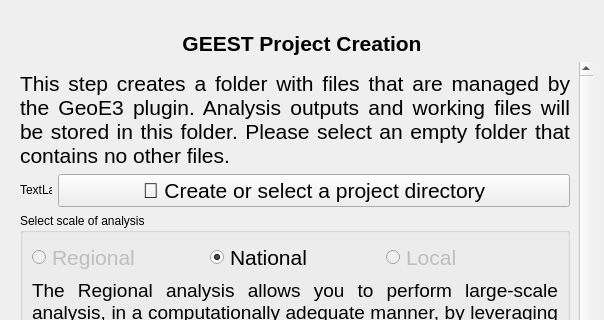
This is geest/ui/create_project_panel_base.ui in worldbank/GEEST as Qt 5 draws it before an edit; both pictures show x 0 to 604 and y 0 to 320 of the 604 by 1009 pixel window. The edited form follows.
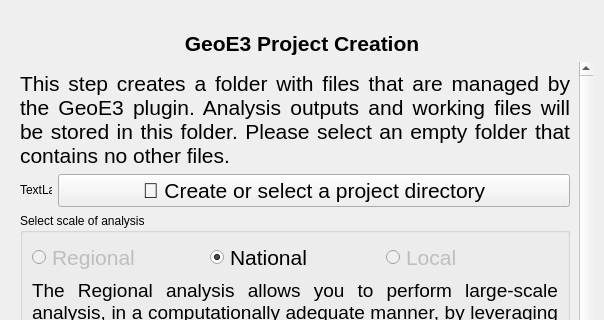
This is the edited form. Icons and pictures are not drawn. Custom widgets are drawn as their Qt base class.

Commit message: Update project references from GEEST to GeoE3 in UI files

Patch:
```diff
--- a/geest/ui/create_project_panel_base.ui
+++ b/geest/ui/create_project_panel_base.ui
@@ -565,7 +565,7 @@
    <item row="1" column="0">
     <widget class="QLabel" name="label_2">
      <property name="text">
-      <string>&lt;html&gt;&lt;head/&gt;&lt;body&gt;&lt;p align=&quot;center&quot;&gt;&lt;span style=&quot; font-size:16pt; font-weight:600;&quot;&gt;GEEST Project Creation&lt;/span&gt;&lt;/p&gt;&lt;/body&gt;&lt;/html&gt;</string>
+      <string>&lt;html&gt;&lt;head/&gt;&lt;body&gt;&lt;p align=&quot;center&quot;&gt;&lt;span style=&quot; font-size:16pt; font-weight:600;&quot;&gt;GeoE3 Project Creation&lt;/span&gt;&lt;/p&gt;&lt;/body&gt;&lt;/html&gt;</string>
      </property>
      <property name="textFormat">
       <enum>Qt::RichText</enum>
```
The commit also changes 1 other file.
